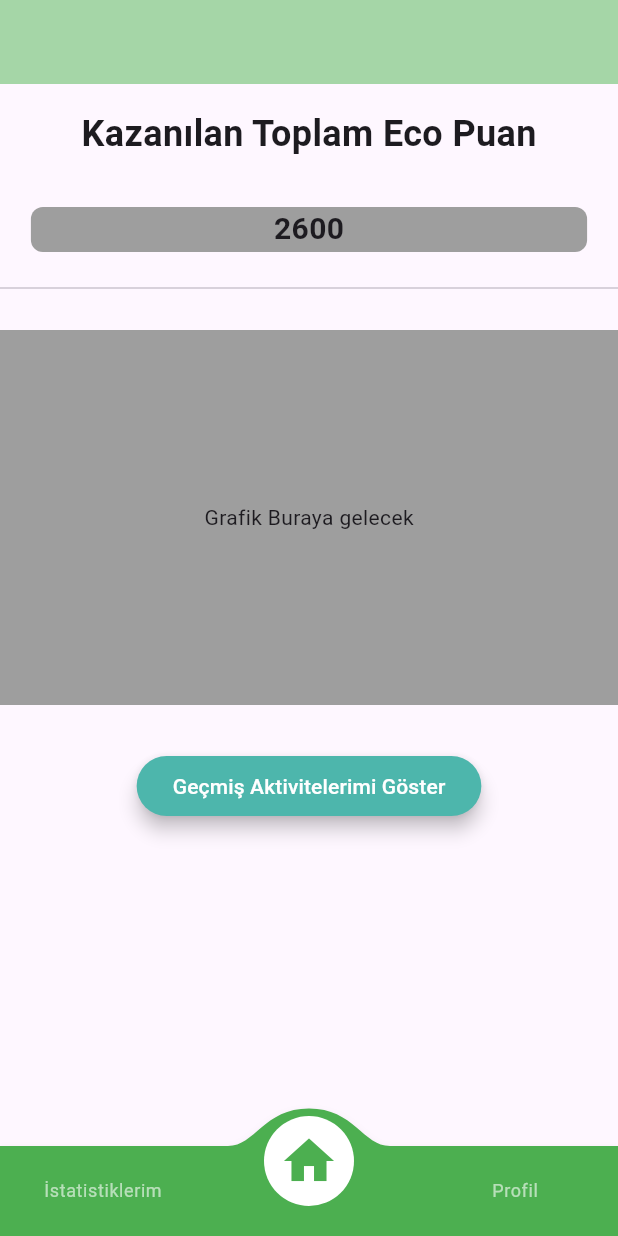
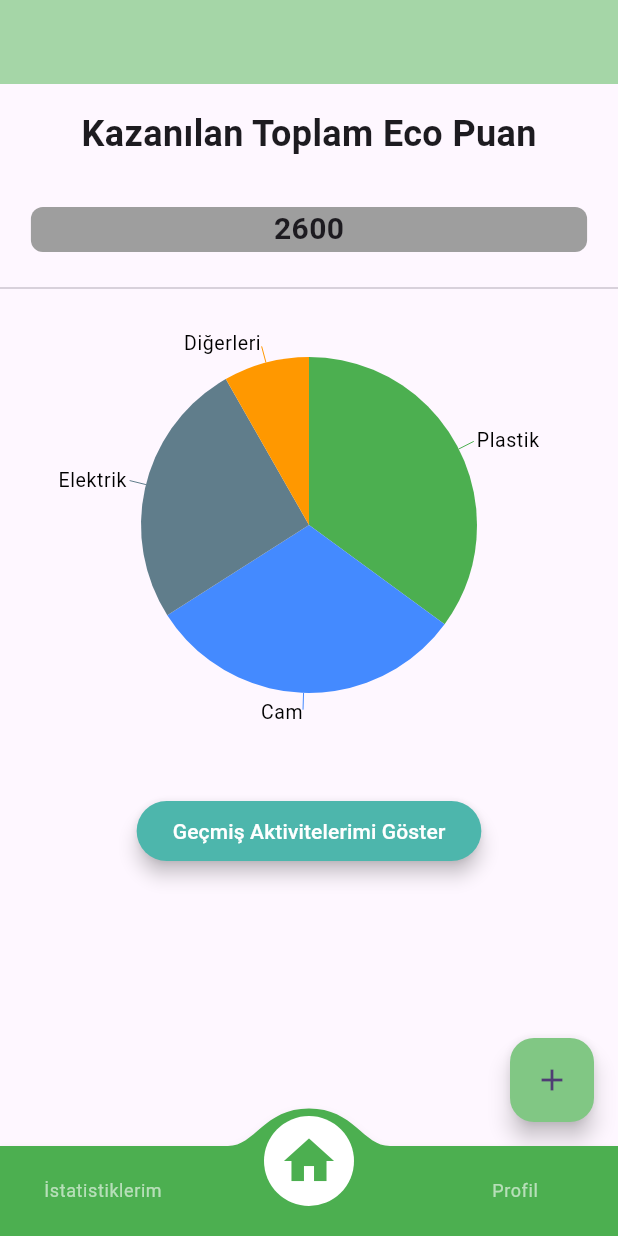
Before and after one commit to mehmetakifkucukkaya/EcoTrack_OUA, a Flutter app: the screen it shows after launch, on a phone screen of 412 x 824 dp. Run offline on Flutter 3.47's test engine with Material 3 defaults, Android fonts, the phone set to English and light mode, and no system bars; drawn by our look-alikes of convex_bottom_bar; our stand-ins replace firebase_auth, firebase_core, syncfusion_flutter_charts; accounts and stored records are empty.

Commit message:
Added chart for eco points

```diff
--- a/lib/main.dart
+++ b/lib/main.dart
@@ -1,7 +1,6 @@
+import 'package:eco_track/views/home_view.dart';
 import 'package:firebase_core/firebase_core.dart';
 import 'package:flutter/material.dart';
-
-import 'views/home_view.dart';
 
 Future<void> main() async {
   WidgetsFlutterBinding.ensureInitialized();
--- a/lib/views/home_page.dart
+++ b/lib/views/home_page.dart
@@ -1,4 +1,6 @@
 import 'package:flutter/material.dart';
+
+import '../widgets/EcoChart/eco_chart.dart';
 
 class HomePage extends StatelessWidget {
   const HomePage({super.key});
@@ -39,12 +41,7 @@ class HomePage extends StatelessWidget {
                 ),
               ),
               const Divider(),
-            Container(
-              margin: const EdgeInsets.only(top: 20.0),
-              height: 250,
-              color: Colors.grey,
-              child: const Center(child: Text("Grafik Buraya gelecek")),
-            ),
+              const EcoChart(),
               const SizedBox(
                 height: 30,
               ),
@@ -63,6 +60,12 @@ class HomePage extends StatelessWidget {
             ],
           ),
         ),
-    );
+
+        //* Aktivite Ekleme Butonu
+        floatingActionButton: FloatingActionButton(
+          onPressed: () {},
+          backgroundColor: Colors.green[300],
+          child: const Icon(Icons.add),
+        ));
   }
 }
--- /dev/null
+++ b/lib/widgets/EcoChart/eco_chart.dart
@@ -0,0 +1,49 @@
+import 'package:flutter/material.dart';
+import 'package:syncfusion_flutter_charts/charts.dart';
+
+import 'eco_chart_model.dart';
+
+class EcoChart extends StatelessWidget {
+  const EcoChart({super.key});
+
+  @override
+  Widget build(BuildContext context) {
+    //*TODO: Veriler Veri Tabanından gelecek
+    final List<ChartData> chartData = [
+      ChartData('Plastik', 34, Colors.green),
+      ChartData('Cam', 30, Colors.blueAccent),
+      ChartData('Elektrik', 25, Colors.blueGrey),
+      ChartData('Diğerleri', 8, Colors.orange)
+    ];
+
+    return Center(
+      child: SfCircularChart(
+        tooltipBehavior: TooltipBehavior(
+          enable: true,
+          format: '%point.y',
+        ),
+        series: <CircularSeries>[
+          // Render pie chart
+          PieSeries<ChartData, String>(
+            dataSource: chartData,
+            pointColorMapper: (ChartData data, _) => data.color,
+            xValueMapper: (ChartData data, _) => data.x,
+            yValueMapper: (ChartData data, _) => data.y,
+            dataLabelMapper: (ChartData data, _) =>
+                data.x, // Etiketin hangi değeri alacağını seçiyoruz
+            dataLabelSettings: const DataLabelSettings(
+              isVisible: true,
+              labelPosition: ChartDataLabelPosition
+                  .outside, // Etiketlerin dışarıda olmasını sağlıyor.
+              textStyle: TextStyle(
+                color: Colors.black,
+                fontSize: 13,
+                fontWeight: FontWeight.w400,
+              ),
+            ),
+          ),
+        ],
+      ),
+    );
+  }
+}
--- /dev/null
+++ b/lib/widgets/EcoChart/eco_chart_model.dart
@@ -0,0 +1,8 @@
+import 'package:flutter/material.dart';
+
+class ChartData {
+  ChartData(this.x, this.y, [this.color]);
+  final String x;
+  final double y;
+  final Color? color;
+}
--- a/pubspec.yaml
+++ b/pubspec.yaml
@@ -39,6 +39,7 @@ dependencies:
   firebase_core: ^3.1.1
   firebase_auth: ^5.1.1
   convex_bottom_bar: ^3.2.0
+  syncfusion_flutter_charts: ^26.1.42
 
 dev_dependencies:
   flutter_test:
```
Also changed, not shown: pubspec.lock. Lines whose indentation alone changed are shown as unchanged.
